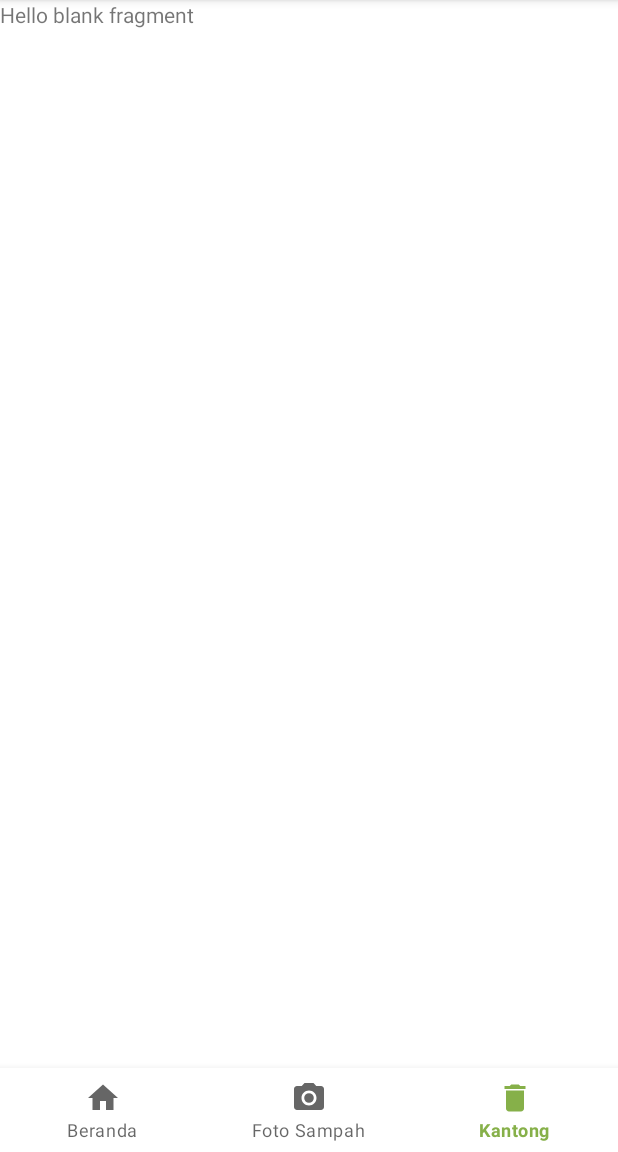
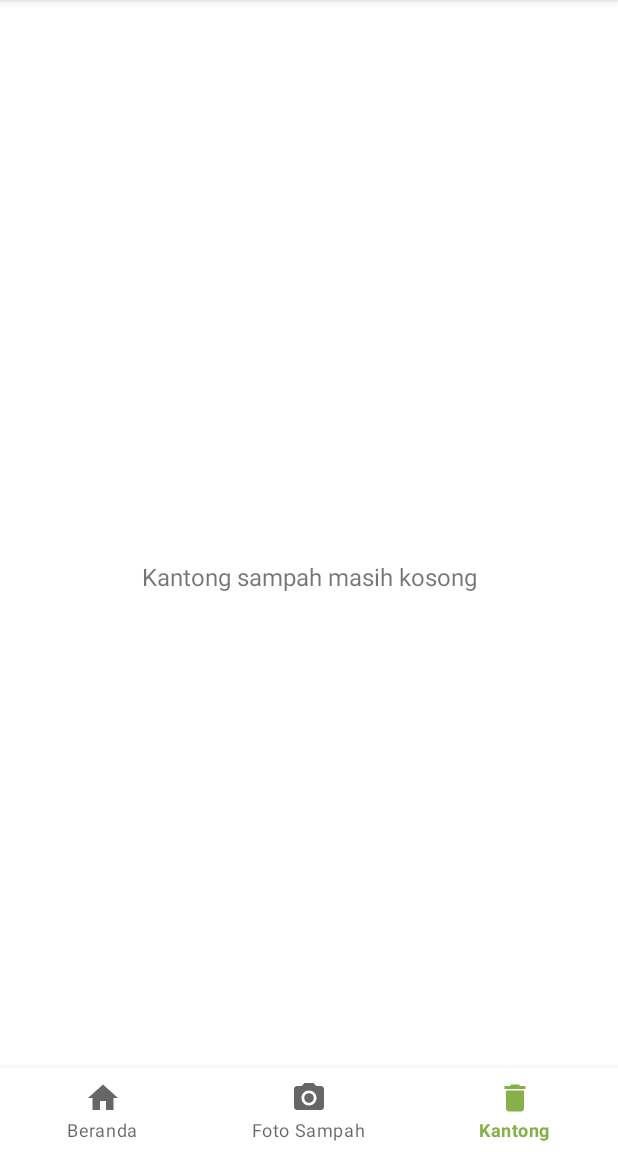
Before and after one commit to Yume-Desu/-prjct_capstone_c22-ps348, an Android app: the TrashBasketFragment screen opened through its navigation route, on a phone screen of 412 x 824 dp, the part 84-1236 px from its top. Run offline under Robolectric (Android 15) with nearby library versions, the phone set to English and light mode, and no system bars; our stand-ins replace navigation-ui.

Commit message:
set name session in profil

```diff
--- a/MD-Project/KuDaur/app/src/main/java/com/bangkit/capstoneproject/kudaur/TrashBasketFragment.kt
+++ b/MD-Project/KuDaur/app/src/main/java/com/bangkit/capstoneproject/kudaur/TrashBasketFragment.kt
@@ -34,7 +34,7 @@
         savedInstanceState: Bundle?
     ): View? {
         // Inflate the layout for this fragment
-        return inflater.inflate(R.layout.fragment_trash_basket, container, false)
+        return inflater.inflate(R.layout.fragment_trash_bag, container, false)
     }
 
     companion object {
--- a/MD-Project/KuDaur/app/src/main/java/com/bangkit/capstoneproject/kudaur/ui/profile/ProfileActivity.kt
+++ b/MD-Project/KuDaur/app/src/main/java/com/bangkit/capstoneproject/kudaur/ui/profile/ProfileActivity.kt
@@ -11,6 +11,8 @@
 
 class ProfileActivity : AppCompatActivity() {
 
+    private lateinit var session: SessionPreference
+
     private lateinit var binding: ActivityProfileBinding
 
     override fun onCreate(savedInstanceState: Bundle?) {
@@ -19,6 +21,10 @@
         setContentView(binding.root)
         supportActionBar?.setDisplayHomeAsUpEnabled(true)
         supportActionBar?.title = getString(R.string.profile)
+
+        session = SessionPreference(applicationContext)
+
+        binding.namaUser.text = session.getSession()?.name
 
         binding.buttonLogout.setOnClickListener {
             SessionPreference(this).clearSession()
--- /dev/null
+++ b/MD-Project/KuDaur/app/src/main/res/layout/fragment_trash_bag.xml
@@ -0,0 +1,20 @@
+<?xml version="1.0" encoding="utf-8"?>
+<androidx.constraintlayout.widget.ConstraintLayout xmlns:android="http://schemas.android.com/apk/res/android"
+    xmlns:app="http://schemas.android.com/apk/res-auto"
+    xmlns:tools="http://schemas.android.com/tools"
+    android:layout_width="match_parent"
+    android:layout_height="match_parent"
+    tools:context=".TrashBasketFragment">
+
+    <TextView
+        android:layout_width="wrap_content"
+        android:layout_height="wrap_content"
+        android:text="@string/empty_trash_bag"
+        android:textSize="16sp"
+        android:textStyle="normal"
+        app:layout_constraintBottom_toBottomOf="parent"
+        app:layout_constraintEnd_toEndOf="parent"
+        app:layout_constraintStart_toStartOf="parent"
+        app:layout_constraintTop_toTopOf="parent" />
+
+</androidx.constraintlayout.widget.ConstraintLayout>
--- a/MD-Project/KuDaur/app/src/main/res/layout/fragment_trash_basket.xml
+++ /dev/null
@@ -1,14 +0,0 @@
-<?xml version="1.0" encoding="utf-8"?>
-<FrameLayout xmlns:android="http://schemas.android.com/apk/res/android"
-    xmlns:tools="http://schemas.android.com/tools"
-    android:layout_width="match_parent"
-    android:layout_height="match_parent"
-    tools:context=".TrashBasketFragment">
-
-    <!-- TODO: Update blank fragment layout -->
-    <TextView
-        android:layout_width="match_parent"
-        android:layout_height="match_parent"
-        android:text="@string/hello_blank_fragment" />
-
-</FrameLayout>
--- a/MD-Project/KuDaur/app/src/main/res/values/strings.xml
+++ b/MD-Project/KuDaur/app/src/main/res/values/strings.xml
@@ -45,4 +45,5 @@
     <string name="pengaturan">Pengaturan</string>
     <string name="ubah_tampilan_tema">Ubah tampilan tema</string>
     <string name="atur_profil">Atur Profil</string>
+    <string name="empty_trash_bag">Kantong sampah masih kosong</string>
 </resources>
```
